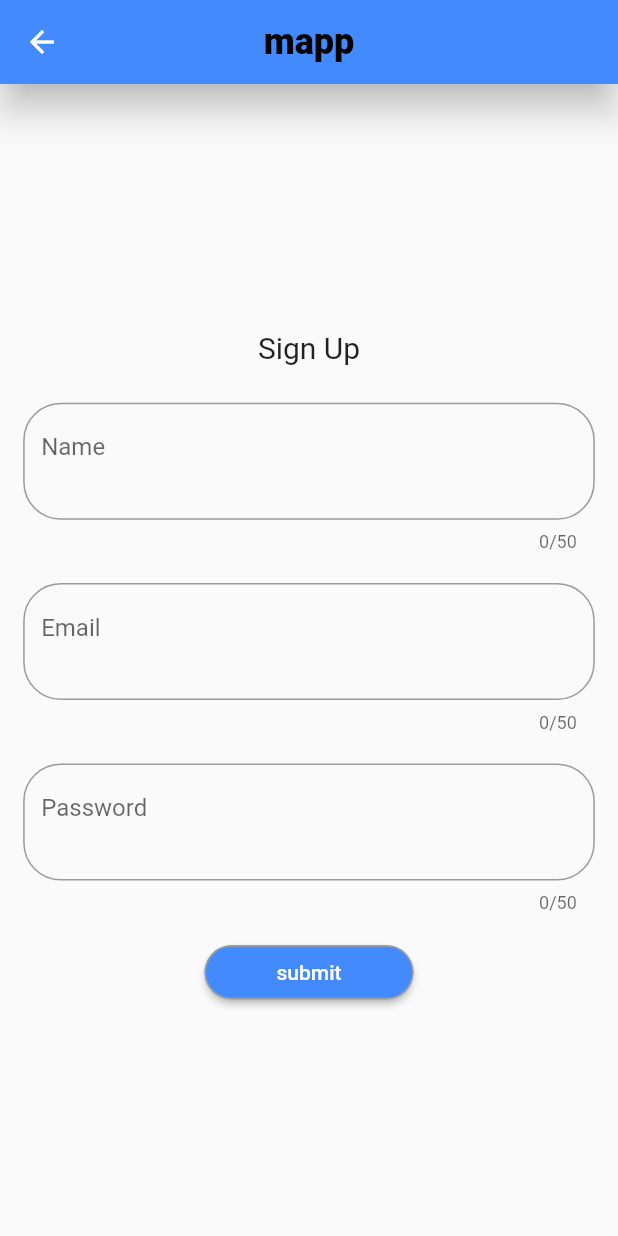
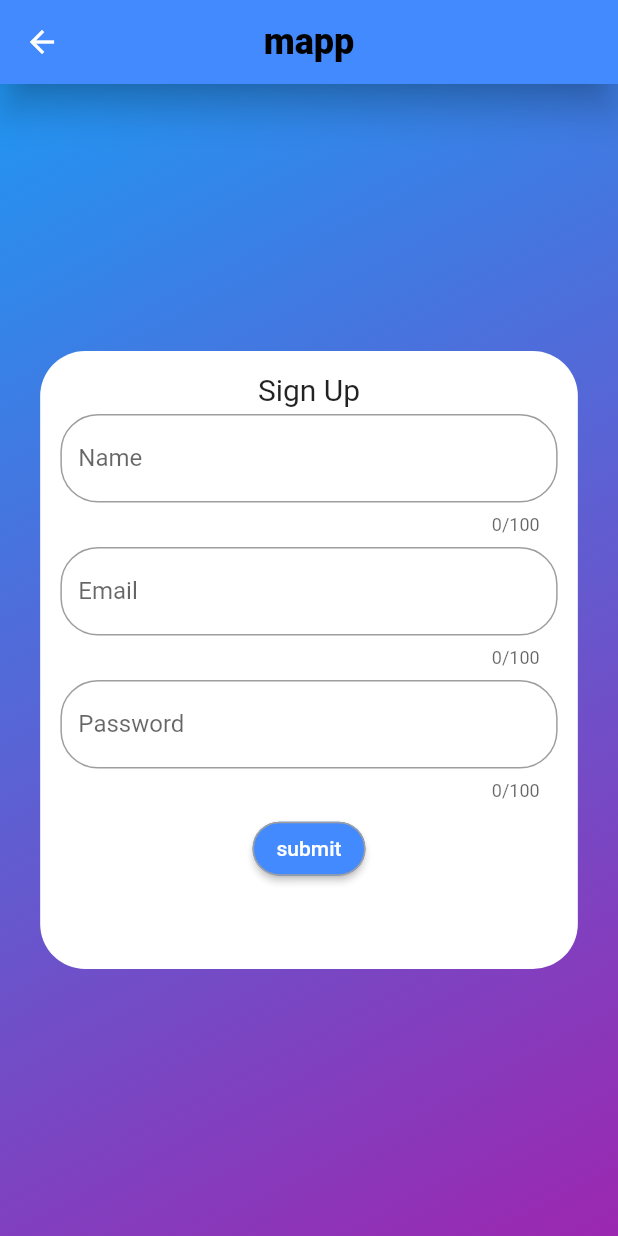
Before and after one commit to varuntumbe/Project--Education, a Flutter app: the SignUpView screen opened by its route, on a phone screen of 412 x 824 dp. Run offline on Flutter 3.47's test engine with Material 2 defaults, Android fonts, the phone set to English and light mode, and no system bars; our stand-ins replace cloud_firestore, file_picker, firebase_auth, font_awesome_flutter, get_it, image_picker and 4 more; missing offline and left inert: pdf_text, read_pdf_text, simple_ocr_plugin, syncfusion_flutter_pdf; accounts and stored records are empty.

Commit message:
in progress

```diff
--- a/mapp/lib/core/enums.dart
+++ b/mapp/lib/core/enums.dart
@@ -1,4 +1,4 @@
-enum ViewState { Idle, Busy }
+enum ViewState { Idle, Busy, Error}
 
 enum QuestionType {
   MultiChoiceQuestion,
--- a/mapp/lib/core/viewmodel/base_model.dart
+++ b/mapp/lib/core/viewmodel/base_model.dart
@@ -3,6 +3,7 @@ import '../enums.dart';
 
 class BaseModel extends ChangeNotifier {
   ViewState _state = ViewState.Idle;
+  String error_message;
   ViewState get state => _state;
 
   void setState(ViewState newState) {
--- a/mapp/lib/ui/views/signup_view.dart
+++ b/mapp/lib/ui/views/signup_view.dart
@@ -31,15 +31,33 @@ class SignUpView extends StatelessWidget {
         ) =>
             Scaffold(
           appBar: myAppBar('mapp'),
-          body: Container(
-            padding:
-                EdgeInsets.symmetric(vertical: 1.24.h, horizontal: 02.54.w),
+          body: Stack(
+            children: [
+              Container(
+                decoration: BoxDecoration(
+                  gradient: LinearGradient(
+                      colors: [Colors.blue, Colors.purple],
+                      begin: Alignment.topLeft,
+                      end: Alignment.bottomRight),
+                ),
+              ),
+              Center(
+                child: LayoutBuilder(
+                  builder: (ctx, cnst) => Container(
+                    decoration: BoxDecoration(
+                      borderRadius: BorderRadius.circular(30),
+                      color: Colors.white,
+                    ),
+                    padding: EdgeInsets.symmetric(
+                        vertical: 1.24.h, horizontal: 02.54.w),
+                    height: 50.h,
+                    width: 87.w,
                     child: Form(
                       key: _formKey2,
-              child: ListView(
+                      child: Column(
                         children: [
                           //UIHelper.verticalSpace(150),
-                  UIHelper.verticalSpace(18.665.h),
+                          UIHelper.verticalSpace(0.5.h),
                           Container(
                             alignment: Alignment.center,
                             child: Text(
@@ -47,7 +65,7 @@ class SignUpView extends StatelessWidget {
                               style: signInSingUpTextStyle,
                             ),
                           ),
-                  UIHelper.verticalSpace(2.48.h),
+                          UIHelper.verticalSpace(0.2.h),
                           InputField(
                             controller: nameController,
                             hintText: 'Name',
@@ -58,7 +76,7 @@ class SignUpView extends StatelessWidget {
                               return null;
                             },
                           ),
-                  UIHelper.verticalSpace(1.244.h),
+                          UIHelper.verticalSpace(0.2.h),
                           InputField(
                             controller: emailController,
                             hintText: 'Email',
@@ -69,7 +87,7 @@ class SignUpView extends StatelessWidget {
                               return null;
                             },
                           ),
-                  UIHelper.verticalSpace(1.244.h),
+                          UIHelper.verticalSpace(0.2.h),
                           InputField(
                               controller: passwordController,
                               hintText: 'Password',
@@ -79,9 +97,10 @@ class SignUpView extends StatelessWidget {
                                 }
                                 return null;
                               }),
-                  UIHelper.verticalSpace(1.244.h),
+                          UIHelper.verticalSpace(0.544.h),
                           Container(
-                    padding: EdgeInsets.only(left: 30.55.w, right: 30.55.w),
+                            padding:
+                                EdgeInsets.only(left: 30.55.w, right: 30.55.w),
                             child: model.state == ViewState.Idle
                                 ? ElevatedButton(
                                     child: Text('submit'),
@@ -101,7 +120,8 @@ class SignUpView extends StatelessWidget {
                                       shape: MaterialStateProperty.all<
                                           RoundedRectangleBorder>(
                                         RoundedRectangleBorder(
-                                  borderRadius: BorderRadius.circular(18.0),
+                                          borderRadius:
+                                              BorderRadius.circular(18.0),
                                           side: BorderSide(color: Colors.grey),
                                         ),
                                       ),
@@ -123,6 +143,10 @@ class SignUpView extends StatelessWidget {
                   ),
                 ),
               ),
+            ],
+          ),
+        ),
+      ),
     );
   }
 }
--- a/mapp/lib/ui/widgets/input_field.dart
+++ b/mapp/lib/ui/widgets/input_field.dart
@@ -14,12 +14,12 @@ class InputField extends StatelessWidget {
   @override
   Widget build(BuildContext context) {
     return Container(
-      padding: EdgeInsets.all(5.0),
+      padding: EdgeInsets.all(3.0),
       child: TextFormField(
         validator: validate,
         controller: controller,
-        maxLength: 50,
-        maxLines: 2,
+        maxLength: 100,
+        maxLines: 1,
         decoration: InputDecoration(
           hoverColor: Colors.blueAccent,
           border: OutlineInputBorder(borderRadius: BorderRadius.circular(25)),
```
Also changed, not shown: mapp/lib/core/models/failureObj.dart (added, +9 -0 lines), mapp/lib/core/services/questionGeneration_service.dart (+24 -5 lines), mapp/lib/core/viewmodel/questionpage_model.dart (+11 -5 lines), mapp/lib/core/viewmodel/viewgoogleform_model.dart (+23 -5 lines), mapp/lib/ui/views/home_view.dart (+20 -3 lines), mapp/lib/ui/views/questionspage_view.dart (+26 -15 lines), mapp/lib/ui/views/startup_view.dart (+9 -1 lines), mapp/lib/ui/views/viewgoogleforms_view.dart (+25 -9 lines), mapp/lib/ui/widgets/appbar_drawer.dart (+6 -3 lines), mapp/lib/ui/widgets/exception_widget.dart (added, +24 -0 lines), 1 other file. Lines whose indentation alone changed are shown as unchanged.
